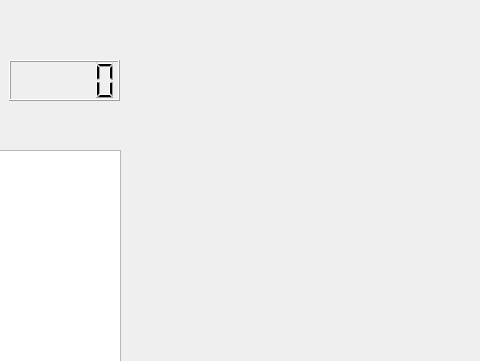
Old version of the form mainwindow.ui in the repository rautamak/Tetris; both pictures show x 221 to 701 and y 0 to 361 of the 701 by 691 pixel window.
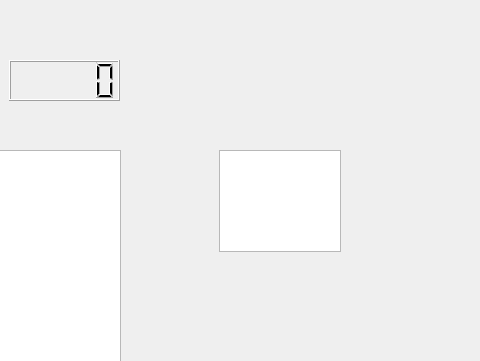
New version of the form.

Commit message: Tetris: show next shape

Diff of the .ui file:
```diff
--- a/mainwindow.ui
+++ b/mainwindow.ui
@@ -103,6 +103,16 @@
      <string>:</string>
     </property>
    </widget>
+   <widget class="QGraphicsView" name="nextGraphicsView">
+    <property name="geometry">
+     <rect>
+      <x>440</x>
+      <y>150</y>
+      <width>122</width>
+      <height>102</height>
+     </rect>
+    </property>
+   </widget>
   </widget>
   <widget class="QStatusBar" name="statusBar"/>
  </widget>
```
The commit also changes 2 other files.
